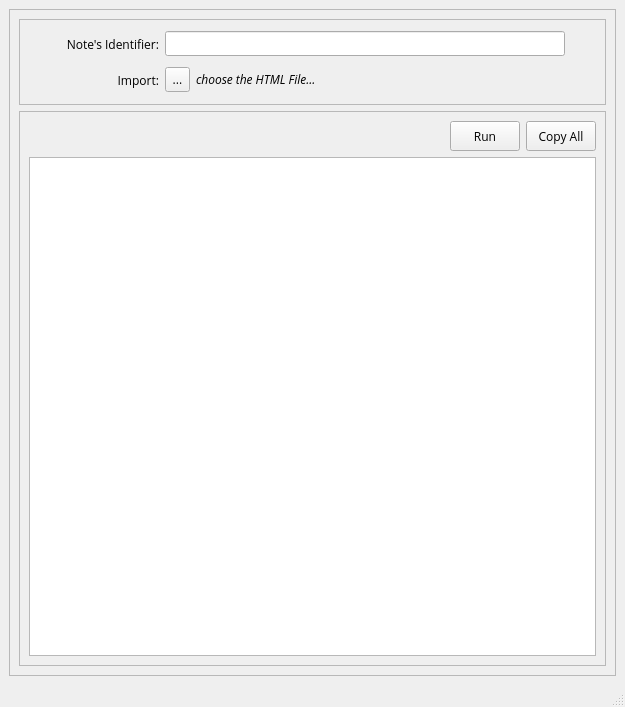
Old version of the form uilayout.ui in the repository monkeyapple/TOC-Generator-for-Bear-Note.
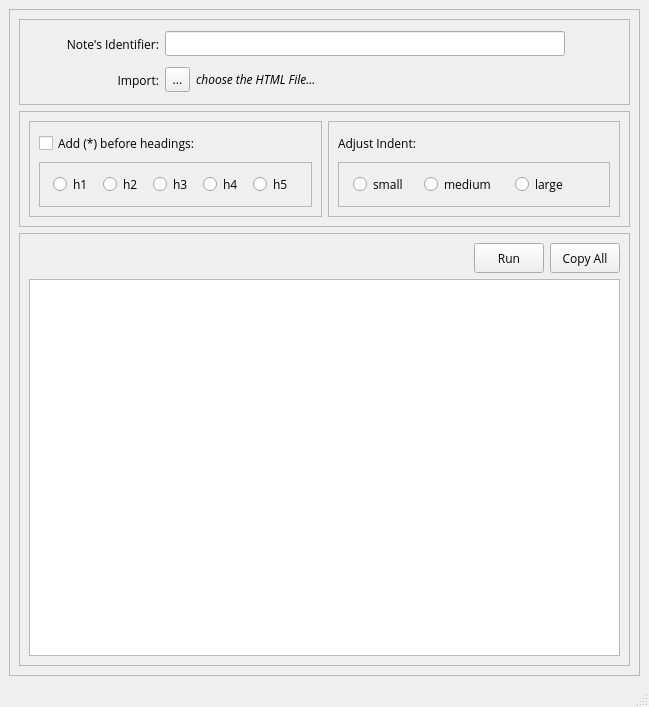
New version of the form.

Commit message: Final step before release

Patch:
```diff
--- a/uilayout.ui
+++ b/uilayout.ui
@@ -6,7 +6,7 @@
    <rect>
     <x>0</x>
     <y>0</y>
-    <width>625</width>
+    <width>649</width>
     <height>707</height>
    </rect>
   </property>
@@ -40,8 +40,8 @@
       <property name="frameShadow">
        <enum>QFrame::Raised</enum>
       </property>
-      <layout class="QVBoxLayout" name="verticalLayout">
-       <item>
+      <layout class="QGridLayout" name="gridLayout_2">
+       <item row="0" column="0">
         <widget class="QFrame" name="frame_6">
          <property name="minimumSize">
           <size>
@@ -225,7 +225,260 @@
          </layout>
         </widget>
        </item>
-       <item>
+       <item row="1" column="0">
+        <widget class="QFrame" name="frame_2">
+         <property name="frameShape">
+          <enum>QFrame::StyledPanel</enum>
+         </property>
+         <property name="frameShadow">
+          <enum>QFrame::Raised</enum>
+         </property>
+         <layout class="QHBoxLayout" name="horizontalLayout_3">
+          <item>
+           <widget class="QFrame" name="frame_5">
+            <property name="frameShape">
+             <enum>QFrame::StyledPanel</enum>
+            </property>
+            <property name="frameShadow">
+             <enum>QFrame::Raised</enum>
+            </property>
+            <layout class="QVBoxLayout" name="verticalLayout">
+             <item>
+              <widget class="QCheckBox" name="asteriskCheck">
+               <property name="minimumSize">
+                <size>
+                 <width>200</width>
+                 <height>25</height>
+                </size>
+               </property>
+               <property name="maximumSize">
+                <size>
+                 <width>200</width>
+                 <height>25</height>
+                </size>
+               </property>
+               <property name="text">
+                <string>Add (*) before headings:</string>
+               </property>
+              </widget>
+             </item>
+             <item>
+              <widget class="QFrame" name="frame_4">
+               <property name="frameShape">
+                <enum>QFrame::StyledPanel</enum>
+               </property>
+               <property name="frameShadow">
+                <enum>QFrame::Raised</enum>
+               </property>
+               <layout class="QHBoxLayout" name="horizontalLayout_2">
+                <item>
+                 <widget class="QRadioButton" name="checkh1">
+                  <property name="minimumSize">
+                   <size>
+                    <width>40</width>
+                    <height>25</height>
+                   </size>
+                  </property>
+                  <property name="maximumSize">
+                   <size>
+                    <width>40</width>
+                    <height>25</height>
+                   </size>
+                  </property>
+                  <property name="text">
+                   <string>h1</string>
+                  </property>
+                 </widget>
+                </item>
+                <item>
+                 <widget class="QRadioButton" name="checkh2">
+                  <property name="minimumSize">
+                   <size>
+                    <width>40</width>
+                    <height>25</height>
+                   </size>
+                  </property>
+                  <property name="maximumSize">
+                   <size>
+                    <width>40</width>
+                    <height>25</height>
+                   </size>
+                  </property>
+                  <property name="text">
+                   <string>h2</string>
+                  </property>
+                 </widget>
+                </item>
+                <item>
+                 <widget class="QRadioButton" name="checkh3">
+                  <property name="minimumSize">
+                   <size>
+                    <width>40</width>
+                    <height>25</height>
+                   </size>
+                  </property>
+                  <property name="maximumSize">
+                   <size>
+                    <width>40</width>
+                    <height>25</height>
+                   </size>
+                  </property>
+                  <property name="text">
+                   <string>h3</string>
+                  </property>
+                 </widget>
+                </item>
+                <item>
+                 <widget class="QRadioButton" name="checkh4">
+                  <property name="minimumSize">
+                   <size>
+                    <width>40</width>
+                    <height>25</height>
+                   </size>
+                  </property>
+                  <property name="maximumSize">
+                   <size>
+                    <width>40</width>
+                    <height>25</height>
+                   </size>
+                  </property>
+                  <property name="text">
+                   <string>h4</string>
+                  </property>
+                 </widget>
+                </item>
+                <item>
+                 <widget class="QRadioButton" name="checkh5">
+                  <property name="minimumSize">
+                   <size>
+                    <width>40</width>
+                    <height>25</height>
+                   </size>
+                  </property>
+                  <property name="maximumSize">
+                   <size>
+                    <width>40</width>
+                    <height>25</height>
+                   </size>
+                  </property>
+                  <property name="text">
+                   <string>h5</string>
+                  </property>
+                 </widget>
+                </item>
+               </layout>
+              </widget>
+             </item>
+            </layout>
+           </widget>
+          </item>
+          <item>
+           <widget class="QFrame" name="frame_7">
+            <property name="frameShape">
+             <enum>QFrame::StyledPanel</enum>
+            </property>
+            <property name="frameShadow">
+             <enum>QFrame::Raised</enum>
+            </property>
+            <layout class="QVBoxLayout" name="verticalLayout_2">
+             <item>
+              <widget class="QLabel" name="label_2">
+               <property name="minimumSize">
+                <size>
+                 <width>200</width>
+                 <height>25</height>
+                </size>
+               </property>
+               <property name="maximumSize">
+                <size>
+                 <width>200</width>
+                 <height>25</height>
+                </size>
+               </property>
+               <property name="text">
+                <string>Adjust Indent:</string>
+               </property>
+               <property name="alignment">
+                <set>Qt::AlignLeading|Qt::AlignLeft|Qt::AlignVCenter</set>
+               </property>
+              </widget>
+             </item>
+             <item>
+              <widget class="QFrame" name="frame_8">
+               <property name="frameShape">
+                <enum>QFrame::StyledPanel</enum>
+               </property>
+               <property name="frameShadow">
+                <enum>QFrame::Raised</enum>
+               </property>
+               <layout class="QHBoxLayout" name="horizontalLayout_5">
+                <item>
+                 <widget class="QRadioButton" name="indentS">
+                  <property name="minimumSize">
+                   <size>
+                    <width>60</width>
+                    <height>25</height>
+                   </size>
+                  </property>
+                  <property name="maximumSize">
+                   <size>
+                    <width>60</width>
+                    <height>25</height>
+                   </size>
+                  </property>
+                  <property name="text">
+                   <string>small</string>
+                  </property>
+                 </widget>
+                </item>
+                <item>
+                 <widget class="QRadioButton" name="indentM">
+                  <property name="minimumSize">
+                   <size>
+                    <width>80</width>
+                    <height>25</height>
+                   </size>
+                  </property>
+                  <property name="maximumSize">
+                   <size>
+                    <width>80</width>
+                    <height>25</height>
+                   </size>
+                  </property>
+                  <property name="text">
+                   <string>medium</string>
+                  </property>
+                 </widget>
+                </item>
+                <item>
+                 <widget class="QRadioButton" name="indentL">
+                  <property name="minimumSize">
+                   <size>
+                    <width>80</width>
+                    <height>25</height>
+                   </size>
+                  </property>
+                  <property name="maximumSize">
+                   <size>
+                    <width>80</width>
+                    <height>25</height>
+                   </size>
+                  </property>
+                  <property name="text">
+                   <string>large</string>
+                  </property>
+                 </widget>
+                </item>
+               </layout>
+              </widget>
+             </item>
+            </layout>
+           </widget>
+          </item>
+         </layout>
+        </widget>
+       </item>
+       <item row="2" column="0">
         <widget class="QFrame" name="frame_3">
          <property name="minimumSize">
           <size>
```
Left out of the diff: 2 changed lines with no effect on the pictures. The commit also changes 97 other files.
